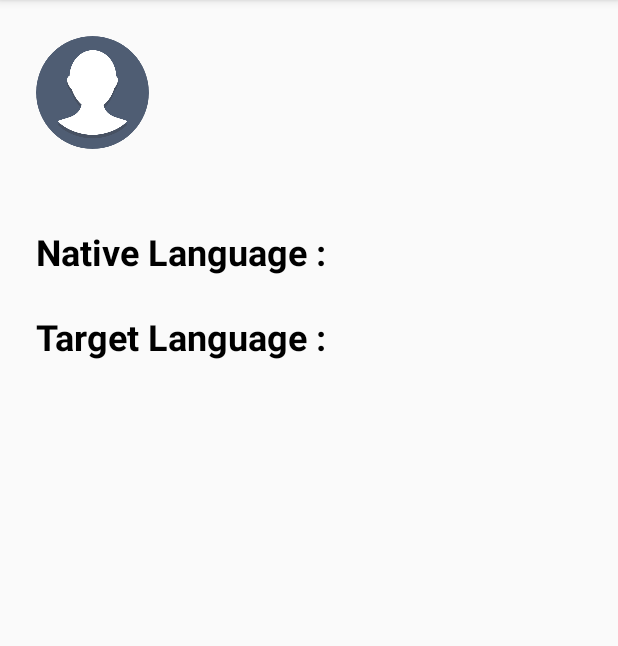
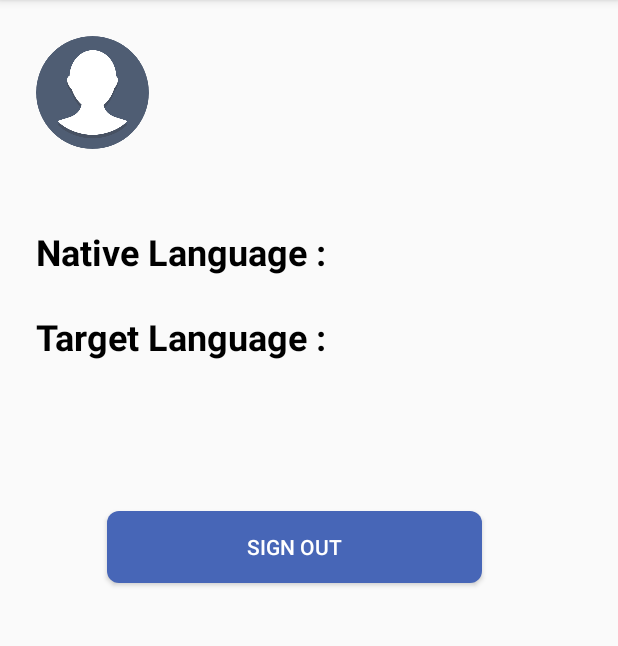
Before and after one commit to zaka7024/Chatty, an Android app: the ProfileFragment screen opened through its navigation route, on a phone screen of 412 x 824 dp, the part 84-730 px from its top. Run offline under Robolectric (Android 15) with nearby library versions, the phone set to English and light mode, and no system bars; our stand-ins replace Firebase (no records; nobody signed in at launch, a user with empty details on screens opened directly), navigation-ui; libraries missing offline, so code that uses them is left out: com.fxn, com.xwray.groupie; plain views replace BubbleTabBar, RoundedImageView; 2 statements that could not run were skipped.

Commit message:
Final commit

```diff
--- a/app/build.gradle
+++ b/app/build.gradle
@@ -40,9 +40,6 @@ dependencies {
 
     // Material Design
     implementation "com.google.android.material:material:1.2.1"
-
-    // Timber
-    implementation 'com.jakewharton.timber:timber:4.7.1'
 
     // Navigation
     implementation "androidx.navigation:navigation-fragment-ktx:2.3.0"
--- a/app/src/main/AndroidManifest.xml
+++ b/app/src/main/AndroidManifest.xml
@@ -14,7 +14,8 @@
         android:icon="@mipmap/ic_launcher"
         android:label="@string/app_name"
         android:roundIcon="@mipmap/ic_launcher_round"
-        android:supportsRtl="true"
+        android:supportsRtl="false"
+        android:screenOrientation="sensorPortrait"
         android:theme="@style/AppTheme">
 
         <!--
--- a/app/src/main/java/com/freshie/chatty/fragments/DiscoverFragment.kt
+++ b/app/src/main/java/com/freshie/chatty/fragments/DiscoverFragment.kt
@@ -22,8 +22,6 @@ import com.google.android.gms.maps.model.LatLng
 import com.google.firebase.auth.ktx.auth
 import com.google.firebase.ktx.Firebase
 import kotlinx.android.synthetic.main.fragment_dicscover.*
-import timber.log.Timber
-import java.util.Observer
 
 class DiscoverFragment : Fragment() {
     private lateinit var fusedLocationClient: FusedLocationProviderClient
@@ -95,7 +93,6 @@ class DiscoverFragment : Fragment() {
     private fun moveCameraToLastPosition(discoverViewModel: DiscoverViewModel) {
         // Get last user location
         fusedLocationClient.lastLocation.addOnSuccessListener(requireActivity()) { location ->
-            Timber.i("Last Location: $location")
             if(location != null){
                 val latLng = LatLng(location.latitude, location.longitude)
                 discoverViewModel.moveMapToLocation(latLng)
--- a/app/src/main/java/com/freshie/chatty/fragments/ProfileFragment.kt
+++ b/app/src/main/java/com/freshie/chatty/fragments/ProfileFragment.kt
@@ -48,6 +48,11 @@ class ProfileFragment : Fragment() {
             return
         }
 
+        //
+        sign_out_btn.setOnClickListener {
+            Firebase.auth.signOut()
+        }
+
         val profileViewModel = ViewModelProviders.of(this)
             .get(ProfileViewModel::class.java)
 
--- a/app/src/main/java/com/freshie/chatty/fragments/viewmodels/DiscoverViewModel.kt
+++ b/app/src/main/java/com/freshie/chatty/fragments/viewmodels/DiscoverViewModel.kt
@@ -118,8 +118,11 @@ class DiscoverViewModel(var context: Context) : ViewModel(), OnMapReadyCallback,
                         val user = (db.collection("users")
                             .whereEqualTo("id", onlineUser.id).limit(1).get()
                             .addOnSuccessListener {
+                                if(it.documents.isEmpty() || it.documents.first() == null) return@addOnSuccessListener
                                 val user = it.documents.first().toObject<User>()
-                                val onlineMotherLanguage = user?.motherLanguage
+
+                                if (user?.motherLanguage == null) return@addOnSuccessListener
+                                val onlineMotherLanguage = user.motherLanguage
 
                                 val iconId = getLanguageIcon(onlineMotherLanguage!!)
                                 var bitmap = BitmapFactory.decodeResource(context.resources, iconId)
@@ -137,7 +140,6 @@ class DiscoverViewModel(var context: Context) : ViewModel(), OnMapReadyCallback,
                                 )
                                 marker.tag = onlineUser
                                 markers.add(marker)
-
                             })
                         users.add(onlineUser)
                     }
--- a/app/src/main/res/layout/fragment_profile.xml
+++ b/app/src/main/res/layout/fragment_profile.xml
@@ -119,4 +119,18 @@
         app:layout_constraintStart_toStartOf="@+id/map_tip"
         app:layout_constraintTop_toTopOf="@+id/map_tip" />
 
+    <Button
+        android:id="@+id/sign_out_btn"
+        android:layout_width="250dp"
+        android:layout_height="wrap_content"
+        android:layout_marginTop="100dp"
+        android:text="Sign Out"
+        android:background="@drawable/rounded_bg"
+        android:backgroundTint="@color/darkBlue"
+        android:textColor="@color/white"
+        app:layout_constraintEnd_toEndOf="parent"
+        app:layout_constraintHorizontal_bias="0.439"
+        app:layout_constraintStart_toStartOf="parent"
+        app:layout_constraintTop_toBottomOf="@+id/textView11" />
+
 </androidx.constraintlayout.widget.ConstraintLayout>
```
